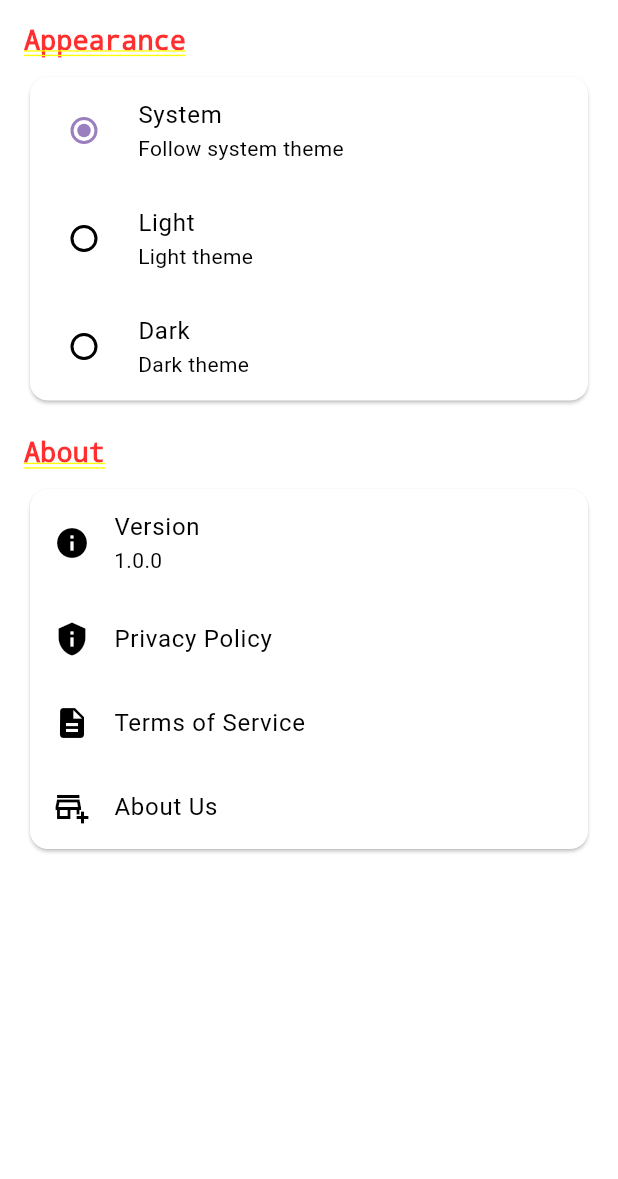
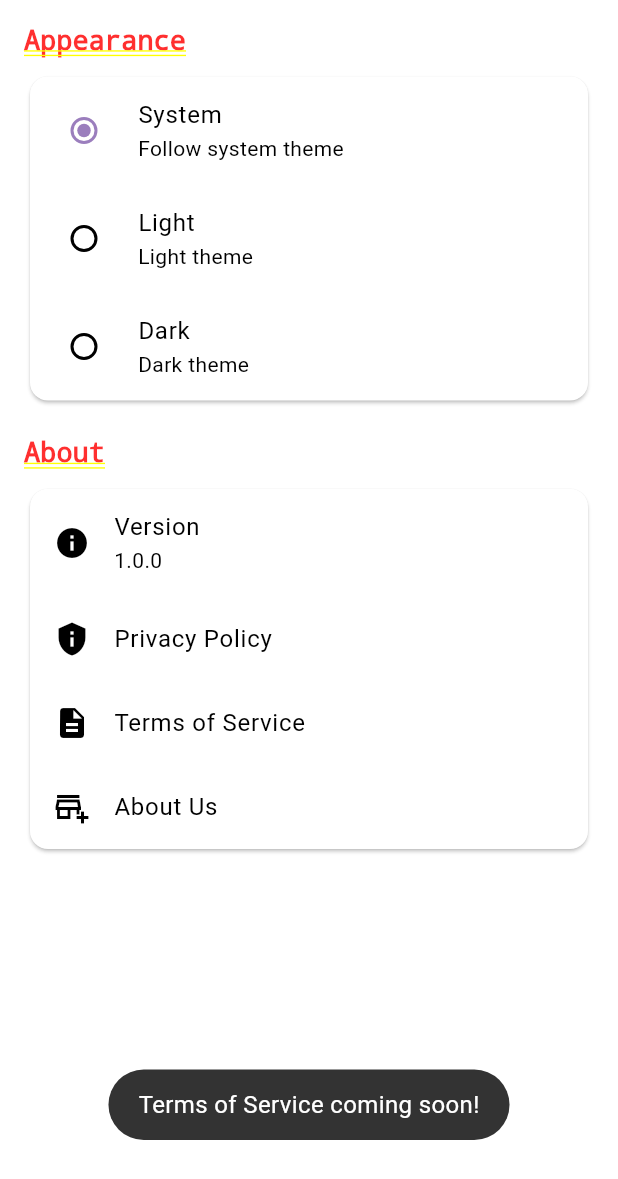
Before and after one commit to allygitrepo/Sihft_Ledger, a Flutter app: the SettingsScreen screen opened by its route, after a tap on "Terms of Service", on a phone screen of 412 x 824 dp. Shown: the top 1179 px of the screen. Run offline on Flutter 3.47's test engine with Material 3 defaults, Android fonts, the phone set to English and light mode, and no system bars; our stand-ins replace file_picker, flutter_riverpod, fluttertoast, riverpod, shared_preferences; missing offline and left inert: file_saver; accounts and stored records are empty.

Commit message:
update with the toast.

```diff
--- a/shiftledger/lib/screens/settings_screen.dart
+++ b/shiftledger/lib/screens/settings_screen.dart
@@ -3,6 +3,7 @@ import 'package:flutter_riverpod/flutter_riverpod.dart';
 import 'package:shiftledger/routes/app_routes.dart';
 import '../providers/theme_provider.dart';
 import '../utills/app_spacing.dart';
+import '../widgets/toast.dart';
 
 class SettingsScreen extends ConsumerWidget {
   const SettingsScreen({super.key});
@@ -18,10 +19,7 @@ class SettingsScreen extends ConsumerWidget {
       children: [
         const Text(
           'Appearance',
-          style: TextStyle(
-            fontSize: 18,
-            fontWeight: FontWeight.bold,
-          ),
+          style: TextStyle(fontSize: 18, fontWeight: FontWeight.bold),
         ),
         const SizedBox(height: 10),
         Card(
@@ -66,10 +64,7 @@ class SettingsScreen extends ConsumerWidget {
         const SizedBox(height: 20),
         const Text(
           'About',
-          style: TextStyle(
-            fontSize: 18,
-            fontWeight: FontWeight.bold,
-          ),
+          style: TextStyle(fontSize: 18, fontWeight: FontWeight.bold),
         ),
         const SizedBox(height: 10),
         Card(
@@ -107,18 +102,14 @@ class SettingsScreen extends ConsumerWidget {
                 leading: const Icon(Icons.privacy_tip),
                 title: const Text('Privacy Policy'),
                 onTap: () {
-                  ScaffoldMessenger.of(context).showSnackBar(
-                    const SnackBar(content: Text('Privacy Policy coming soon!')),
-                  );
+                  ToastHelper.show('Privacy Policy coming soon!');
                 },
               ),
               ListTile(
                 leading: const Icon(Icons.description),
                 title: const Text('Terms of Service'),
                 onTap: () {
-                  ScaffoldMessenger.of(context).showSnackBar(
-                    const SnackBar(content: Text('Terms of Service coming soon!')),
-                  );
+                  ToastHelper.show('Terms of Service coming soon!');
                 },
               ),
               ListTile(
```
